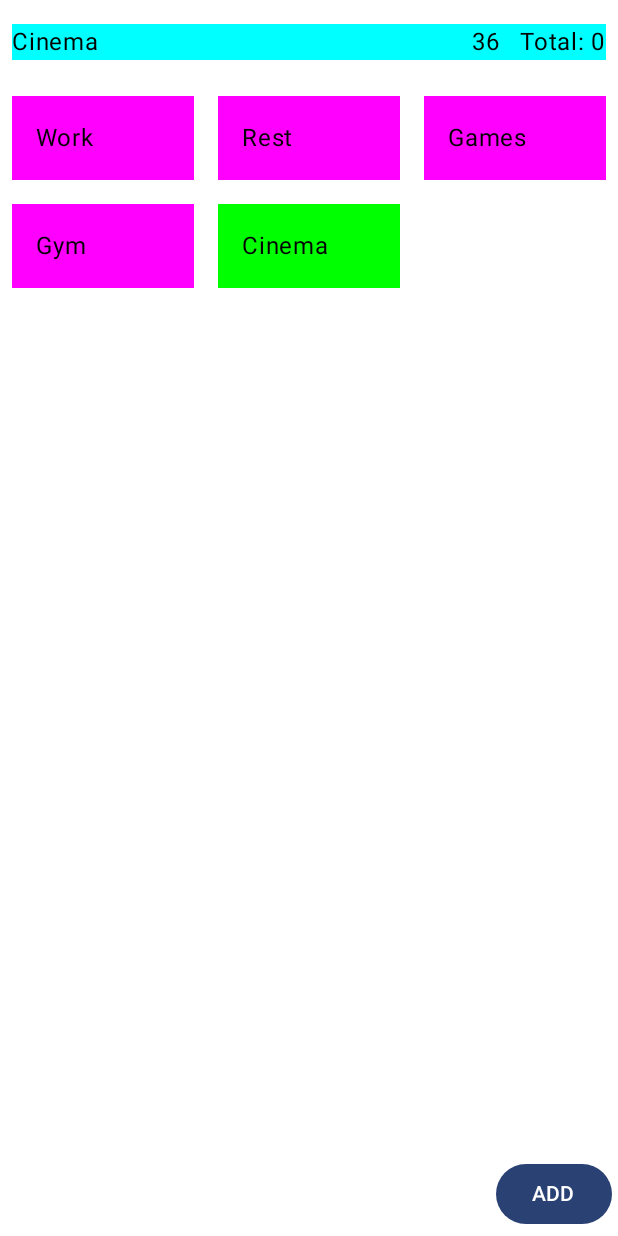
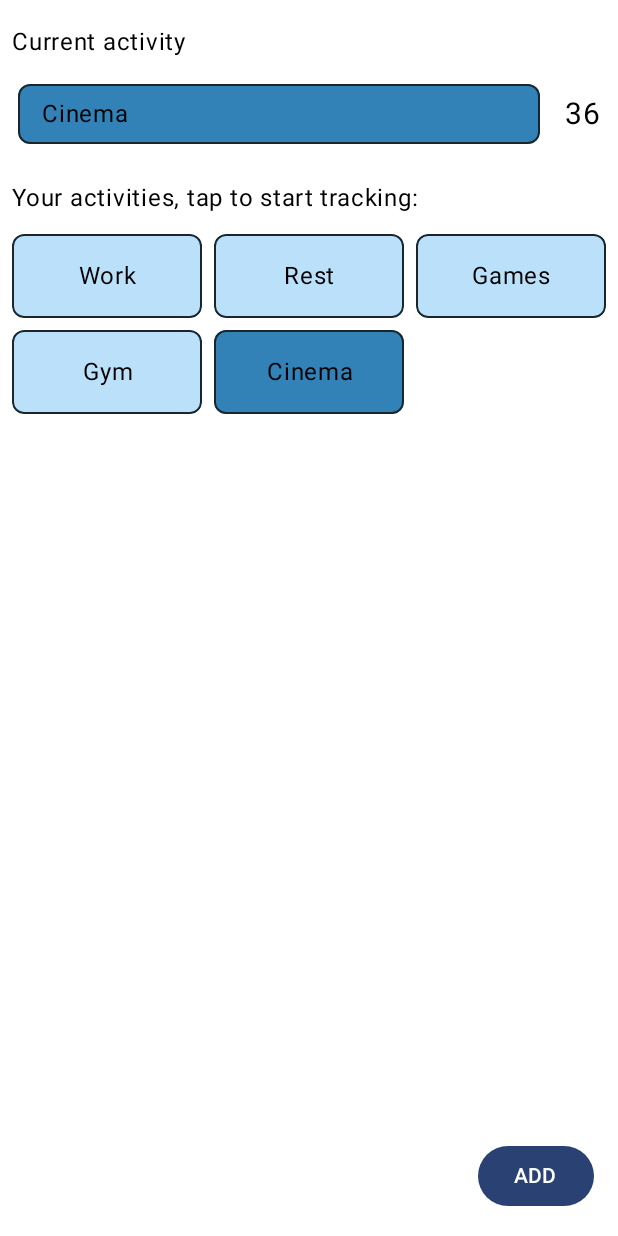
Before and after one commit to mikekorel/minimal-time-tracker, an Android app built with Jetpack Compose: the @Preview function WithActivitiesPreview, on a phone screen of 412 x 824 dp. Run offline under Robolectric (Android 15) with nearby library versions, the phone set to English and light mode, and no system bars.

Commit message:
UI improvements & keyboard/focus handling

```diff
--- a/app/src/main/java/com/mikekorel/timetracker/home/HomeScreen.kt
+++ b/app/src/main/java/com/mikekorel/timetracker/home/HomeScreen.kt
@@ -2,30 +2,45 @@ package com.mikekorel.timetracker.home
 
 import androidx.activity.compose.BackHandler
 import androidx.compose.foundation.background
+import androidx.compose.foundation.border
 import androidx.compose.foundation.clickable
 import androidx.compose.foundation.layout.Box
 import androidx.compose.foundation.layout.Column
 import androidx.compose.foundation.layout.Row
+import androidx.compose.foundation.layout.fillMaxHeight
 import androidx.compose.foundation.layout.fillMaxSize
 import androidx.compose.foundation.layout.fillMaxWidth
 import androidx.compose.foundation.layout.padding
 import androidx.compose.foundation.lazy.grid.GridCells
 import androidx.compose.foundation.lazy.grid.LazyVerticalGrid
 import androidx.compose.foundation.lazy.grid.items
+import androidx.compose.foundation.shape.RoundedCornerShape
 import androidx.compose.material.ExperimentalMaterialApi
 import androidx.compose.material.ModalBottomSheetValue
 import androidx.compose.material.rememberModalBottomSheetState
 import androidx.compose.material3.Button
 import androidx.compose.material3.Text
 import androidx.compose.runtime.Composable
+import androidx.compose.runtime.LaunchedEffect
 import androidx.compose.runtime.collectAsState
+import androidx.compose.runtime.remember
 import androidx.compose.runtime.rememberCoroutineScope
+import androidx.compose.runtime.snapshotFlow
 import androidx.compose.ui.Alignment
+import androidx.compose.ui.ExperimentalComposeUiApi
 import androidx.compose.ui.Modifier
+import androidx.compose.ui.draw.clip
+import androidx.compose.ui.focus.FocusRequester
 import androidx.compose.ui.graphics.Color
+import androidx.compose.ui.platform.LocalSoftwareKeyboardController
+import androidx.compose.ui.res.stringResource
+import androidx.compose.ui.text.style.TextAlign
+import androidx.compose.ui.text.style.TextOverflow
 import androidx.compose.ui.tooling.preview.Preview
 import androidx.compose.ui.unit.dp
+import androidx.compose.ui.unit.sp
 import androidx.hilt.navigation.compose.hiltViewModel
+import com.mikekorel.timetracker.R
 import com.mikekorel.timetracker.common.collectAsEffect
 import com.mikekorel.timetracker.home.HomeScreenContract.Event
 import com.mikekorel.timetracker.home.HomeScreenContract.State
@@ -33,7 +48,7 @@ import com.mikekorel.timetracker.models.UserActivity
 import com.mikekorel.timetracker.ui.theme.TimeTrackerTheme
 import kotlinx.coroutines.launch
 
-@OptIn(ExperimentalMaterialApi::class)
+@OptIn(ExperimentalMaterialApi::class, ExperimentalComposeUiApi::class)
 @Composable
 fun HomeScreen(
     viewModel: HomeViewModel = hiltViewModel(),
@@ -41,11 +56,8 @@ fun HomeScreen(
     val state = viewModel.state().collectAsState()
     val coroutineScope = rememberCoroutineScope()
     val bsState = rememberModalBottomSheetState(initialValue = ModalBottomSheetValue.Hidden)
-
-    // override back behavior only if bottom sheet is visible
-    BackHandler(bsState.isVisible) {
-        viewModel.onEvent(Event.OnBackPressedWhenSheetVisible)
-    }
+    val focusRequester = remember { FocusRequester() }
+    val keyboardController = LocalSoftwareKeyboardController.current
 
     viewModel.effect().collectAsEffect { effect ->
         when (effect) {
@@ -53,10 +65,28 @@ fun HomeScreen(
                 coroutineScope.launch {
                     if (effect.show) {
                         bsState.show()
+                        focusRequester.requestFocus()
+                        keyboardController?.show()
                     } else {
                         bsState.hide()
+                        focusRequester.freeFocus()
+                        keyboardController?.hide()
                     }
                 }
+            }
+        }
+    }
+
+    // override back behavior only if bottom sheet is visible
+    BackHandler(bsState.isVisible) {
+        viewModel.onEvent(Event.OnBackPressedWhenSheetVisible)
+    }
+
+    LaunchedEffect(bsState) {
+        // observe sheet state as a flow
+        snapshotFlow { bsState.isVisible }.collect { isVisible ->
+            if (!isVisible) {
+                keyboardController?.hide()
             }
         }
     }
@@ -65,12 +95,13 @@ fun HomeScreen(
         sheetActivity = state.value.sheetActivityToCreate,
         onEvent = viewModel::onEvent,
         state = bsState,
+        focusRequester = focusRequester,
         screenContent = {
             HomeScreenContent(
                 currState = state.value,
                 onEvent = viewModel::onEvent
             )
-        }
+        },
     )
 }
 
@@ -79,6 +110,8 @@ fun HomeScreenContent(
     currState: State,
     onEvent: (Event) -> Unit,
 ) {
+    val hasActivities = currState.activityList.isNotEmpty()
+
     Box(
         Modifier
             .fillMaxSize()
@@ -88,50 +121,92 @@ fun HomeScreenContent(
             modifier = Modifier
                 .fillMaxWidth()
                 .align(Alignment.TopStart)
+                .padding(horizontal = 4.dp)
         ) {
+            if (hasActivities) {
                 if (currState.activeActivity != null) {
+                    Text(
+                        text = stringResource(R.string.current_activity),
+                        modifier = Modifier
+                            .padding(horizontal = 4.dp)
+                            .padding(top = 16.dp)
+                    )
                     Row(
                         modifier = Modifier
-                        .padding(vertical = 16.dp, horizontal = 8.dp)
-                        .background(Color.Cyan)
+                            .padding(vertical = 16.dp, horizontal = 8.dp),
+                        verticalAlignment = Alignment.CenterVertically,
                     ) {
                         Text(
                             text = currState.activeActivity.name,
                             modifier = Modifier
                                 .weight(1f)
+                                .clip(RoundedCornerShape(8.dp))
+                                .border(
+                                    width = 1.dp,
+                                    color = Color(0xFF1B262C),
+                                    shape = RoundedCornerShape(8.dp)
+                                )
+                                .background(Color(0xFF3282B8))
                                 .clickable {
                                     onEvent(Event.OnItemClicked(currState.activeActivity))
                                 }
+                                .padding(horizontal = 16.dp, vertical = 8.dp)
                         )
-                    Text(text = currState.activeTime.toString())
-                    Text(text = "   Total: ${currState.activeActivity.totalTimeActive}")
+                        Text(
+                            text = currState.activeTime.toString(),
+                            modifier = Modifier
+                                .padding(start = 16.dp),
+                            textAlign = TextAlign.Center,
+                            fontSize = 20.sp
+                        )
                     }
                 }
+
+                Text(
+                    text = stringResource(R.string.your_activities_tap_to_start_tracking),
+                    modifier = Modifier
+                        .padding(vertical = 8.dp)
+                        .padding(horizontal = 4.dp)
+                )
+
                 LazyVerticalGrid(
                     columns = GridCells.Adaptive(minSize = 128.dp),
                 ) {
                     items(currState.activityList) { activity ->
-                    val isActive = activity != currState.activeActivity
+                        val isActive = activity == currState.activeActivity
                         Text(
                             text = activity.name,
                             modifier = Modifier
-                            .padding(8.dp)
-                            .background(if (!isActive) Color.Green else Color.Magenta)
+                                .fillMaxWidth()
+                                .padding(4.dp)
+                                .clip(RoundedCornerShape(8.dp))
+                                .border(
+                                    width = 1.dp,
+                                    color = Color(0xFF1B262C),
+                                    shape = RoundedCornerShape(8.dp)
+                                )
+                                .background(if (!isActive) Color(0xFFBBE1FA) else Color(0xFF3282B8))
                                 .clickable {
                                     onEvent(Event.OnItemClicked(activity))
                                 }
-                            .padding(16.dp)
+                                .padding(16.dp),
+                            textAlign = TextAlign.Center,
+                            maxLines = 3,
+                            overflow = TextOverflow.Ellipsis,
                         )
                     }
                 }
             }
+        }
 
-        if (currState.activityList.isEmpty()) {
+        if (!hasActivities) {
             Text(
-                text = "Start by adding a new activity to track",
+                text = stringResource(R.string.start_by_adding_a_new_activity_to_track),
                 modifier = Modifier
                     .align(Alignment.Center)
-                    .padding(32.dp)
+                    .padding(horizontal = 32.dp)
+                    .padding(bottom = 80.dp),
+                color = Color.Black,
             )
         }
 
@@ -139,7 +214,7 @@ fun HomeScreenContent(
             onClick = { onEvent(Event.OnAddClicked) },
             modifier = Modifier
                 .align(Alignment.BottomEnd)
-                .padding(4.dp)
+                .padding(16.dp),
         ) {
             Text("ADD")
         }
--- a/app/src/main/java/com/mikekorel/timetracker/home/HomeViewModel.kt
+++ b/app/src/main/java/com/mikekorel/timetracker/home/HomeViewModel.kt
@@ -26,6 +26,7 @@ class HomeViewModel @Inject constructor() : CoreViewModel<Event, State, Effect>(
                         activityList = activityList.plus(sheetActivityToCreate),
                         sheetActivityToCreate = UserActivity()
                     ) }
+                    setEffect { Effect.ShowOrHideSheet(false) }
                 }
 
                 Event.OnBackPressedWhenSheetVisible -> {
--- a/app/src/main/res/values/strings.xml
+++ b/app/src/main/res/values/strings.xml
@@ -1,5 +1,8 @@
 <resources>
     <string name="app_name">Time Tracker</string>
-    <string name="enter_new_activity_name">Enter new activity name:</string>
     <string name="create">Create</string>
+    <string name="start_by_adding_a_new_activity_to_track">Start by adding a new activity to track</string>
+    <string name="enter_new_activity_name">Enter new activity name...</string>
+    <string name="your_activities_tap_to_start_tracking">Your activities, tap to start tracking:</string>
+    <string name="current_activity">Current activity</string>
 </resources>
```
Also changed, not shown: app/src/main/java/com/mikekorel/timetracker/home/AddActivityBottomSheet.kt (+42 -7 lines). Lines whose indentation alone changed are shown as unchanged.
